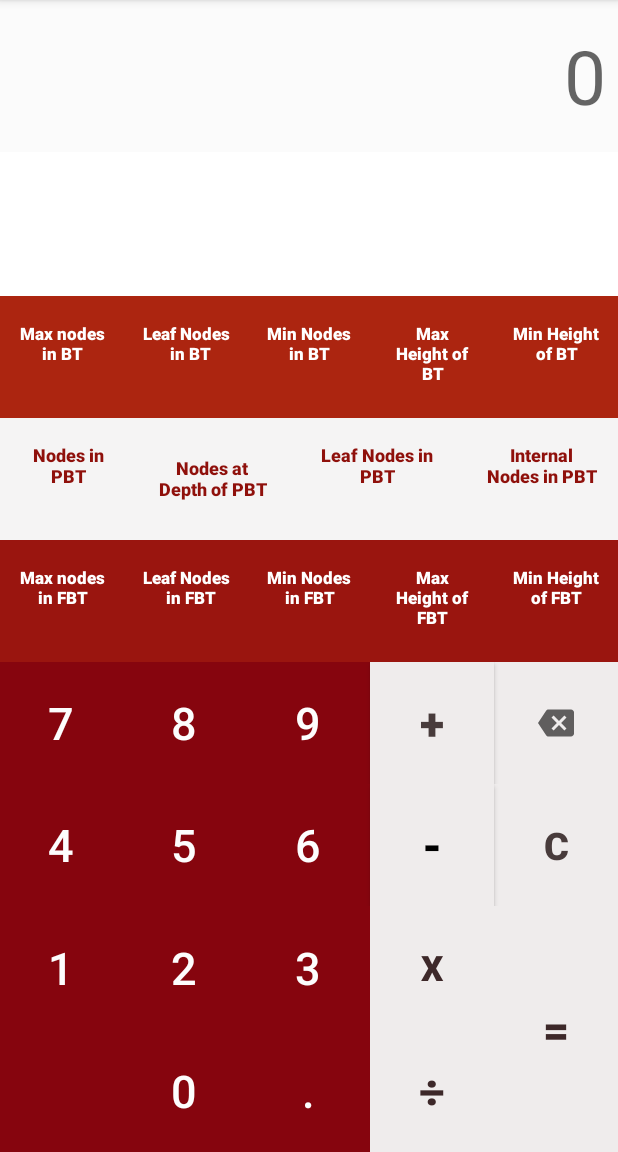
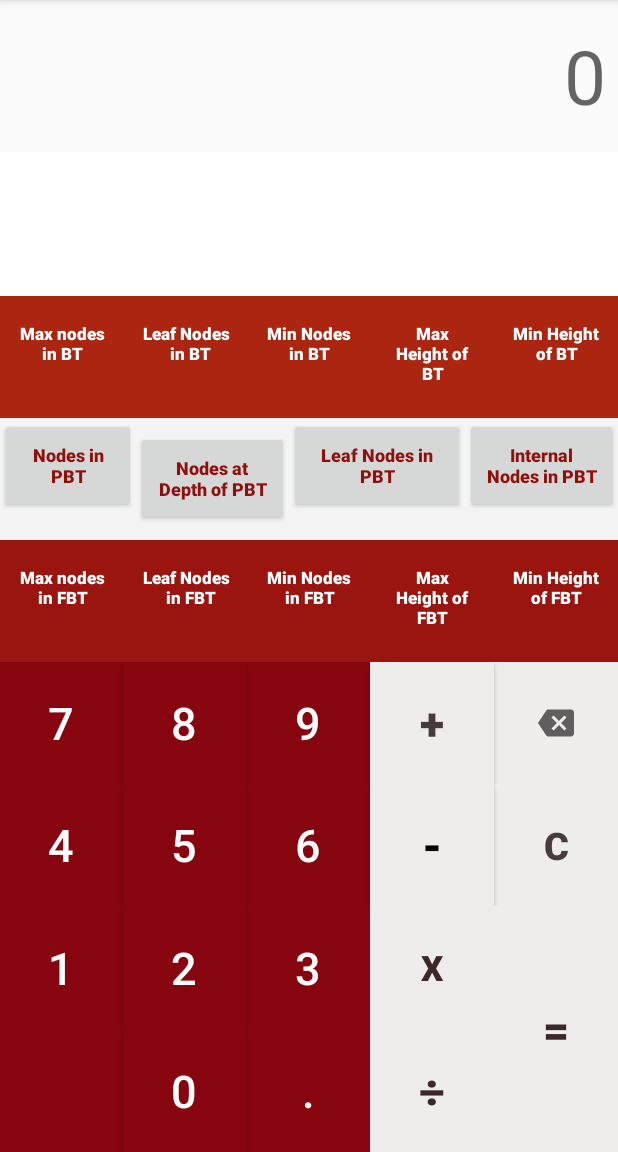
Before and after one commit to Khushank1120/DSCalc, an Android app: the screen it shows after launch (MainActivity), on a phone screen of 412 x 824 dp, the part 84-1236 px from its top. Run offline under Robolectric (Android 15) with nearby library versions, the phone set to English and light mode, and no system bars.

Commit message:
Commit-5

```diff
--- a/app/src/main/res/drawable/btn_background.xml
+++ b/app/src/main/res/drawable/btn_background.xml
@@ -1,6 +1,6 @@
 <?xml version="1.0" encoding="utf-8"?>
 <ripple xmlns:android="http://schemas.android.com/apk/res/android"
-    android:color="#000000"
+    android:color="#FDFDFD"
     >
     <item
         android:id="@+id/mask">
--- a/app/src/main/res/layout/activity_main.xml
+++ b/app/src/main/res/layout/activity_main.xml
@@ -114,7 +114,7 @@
         android:weightSum="4" >
 
         <Button
-            style="@style/Widget.AppCompat.Button.Borderless"
+            style="@style/Widget.AppCompat.Button"
             android:layout_width="9dp"
             android:layout_height="63dp"
             android:layout_weight="1"
@@ -126,7 +126,7 @@
             android:textStyle="bold" />
 
         <Button
-            style="@style/Widget.AppCompat.Button.Borderless"
+            style="@style/Widget.AppCompat.Button"
             android:layout_width="20dp"
             android:layout_height="63dp"
             android:layout_gravity="center|end|left"
@@ -139,7 +139,7 @@
             android:textSize="12sp" />
 
         <Button
-            style="@style/Widget.AppCompat.Button.Borderless"
+            style="@style/Widget.AppCompat.Button"
             android:layout_width="35dp"
             android:layout_height="63dp"
             android:layout_weight="1"
@@ -151,7 +151,7 @@
             android:textStyle="bold" />
 
         <Button
-            style="@style/Widget.AppCompat.Button.Borderless"
+            style="@style/Widget.AppCompat.Button"
             android:layout_width="20dp"
             android:layout_height="63dp"
             android:layout_weight="1"
@@ -249,7 +249,7 @@
             android:textSize="30dp" />
 
         <Button
-            style="@style/Widget.AppCompat.Button.Borderless"
+            style="@style/Widget.AppCompat.Button"
             android:layout_width="0dp"
             android:layout_height="match_parent"
             android:layout_weight="1"
@@ -312,7 +312,7 @@
             android:textSize="30dp" />
 
         <Button
-            style="@style/Widget.AppCompat.Button.Borderless"
+            style="@style/Widget.AppCompat.Button"
             android:layout_width="0dp"
             android:layout_height="match_parent"
             android:layout_weight="1"
@@ -393,7 +393,7 @@
                     android:textSize="30dp" />
 
                 <Button
-                    style="@style/Widget.AppCompat.Button.Borderless"
+                    style="@style/Widget.AppCompat.Button"
                     android:layout_width="0dp"
                     android:layout_height="match_parent"
                     android:layout_weight="1"
@@ -443,7 +443,7 @@
                     android:background="#86050E"/>
 
                 <Button
-                    style="@style/Widget.AppCompat.Button.Borderless"
+                    style="@style/Widget.AppCompat.Button"
                     android:layout_width="0dp"
                     android:layout_height="match_parent"
                     android:layout_weight="1"
@@ -462,7 +462,7 @@
                     android:onClick="btnClick_dot"
                     android:text="."
                     android:textColor="#FDFDFD"
-                    android:textSize="30dp" />
+                    android:textSize="30sp" />
 
                 <Button
                     style="@style/Widget.AppCompat.Button.Borderless"
@@ -473,7 +473,7 @@
                     android:onClick="btnClick_divide"
                     android:text="÷"
                     android:textColor="#3D2829"
-                    android:textSize="30dp"
+                    android:textSize="30sp"
                     android:textStyle="bold" />
 
             </LinearLayout>
```
